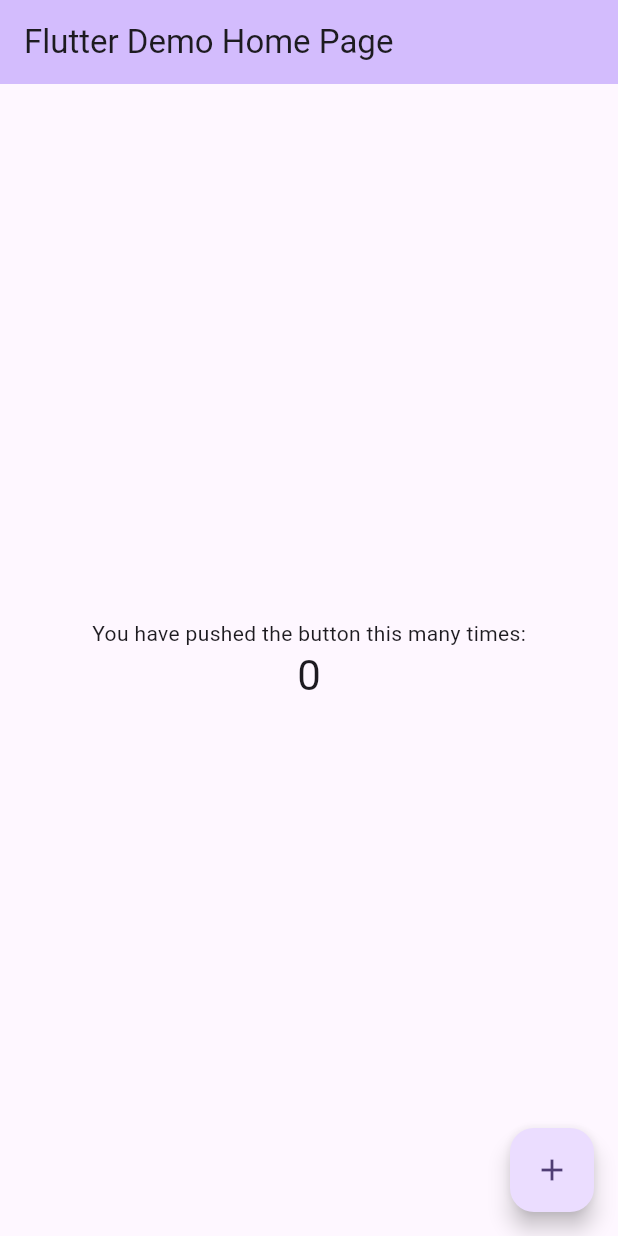
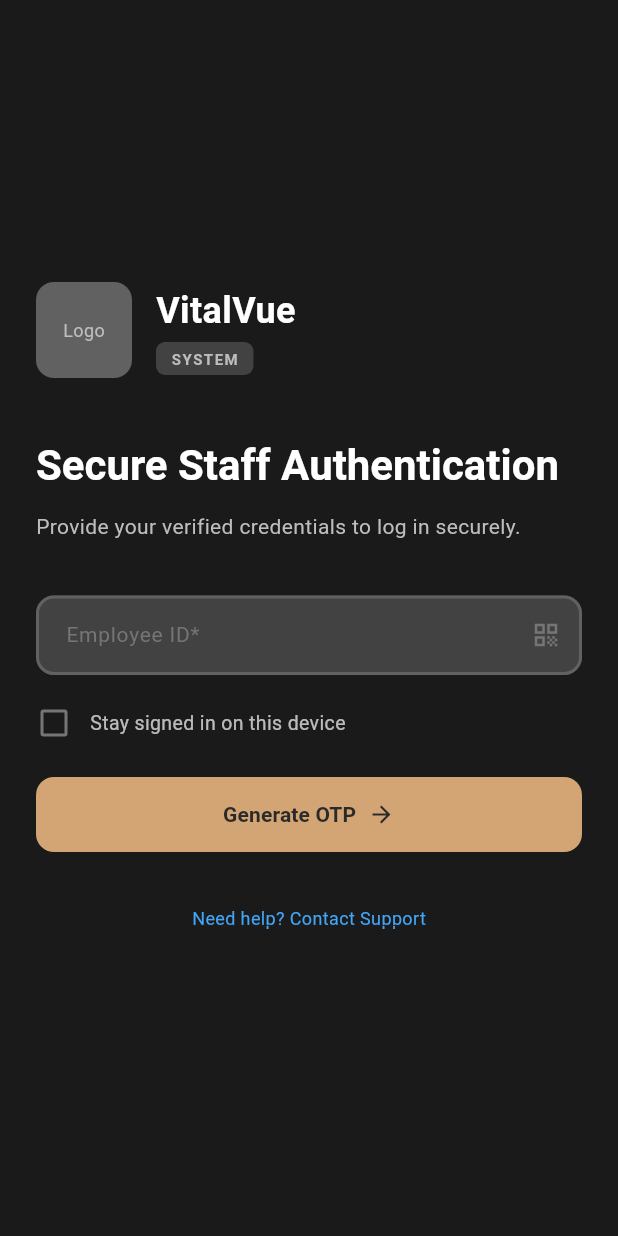
Before and after one commit to lnoxsian/Vitalvue-flutter, a Flutter app: the screen it shows after launch, on a phone screen of 412 x 824 dp. Run offline on Flutter 3.47's test engine with Material 3 defaults, Android fonts, the phone set to English and light mode, and no system bars.

Commit message:
feat: added the login page

```diff
--- a/lib/main.dart
+++ b/lib/main.dart
@@ -1,4 +1,5 @@
 import 'package:flutter/material.dart';
+import 'pages/login_page.dart';
 
 void main() {
   runApp(const MyApp());
@@ -7,116 +8,16 @@ void main() {
 class MyApp extends StatelessWidget {
   const MyApp({super.key});
 
-  // This widget is the root of your application.
   @override
   Widget build(BuildContext context) {
     return MaterialApp(
-      title: 'Flutter Demo',
+      title: 'VitalVue',
+      debugShowCheckedModeBanner: false,
       theme: ThemeData(
-        // This is the theme of your application.
-        //
-        // TRY THIS: Try running your application with "flutter run". You'll see
-        // the application has a purple toolbar. Then, without quitting the app,
-        // try changing the seedColor in the colorScheme below to Colors.green
-        // and then invoke "hot reload" (save your changes or press the "hot
-        // reload" button in a Flutter-supported IDE, or press "r" if you used
-        // the command line to start the app).
-        //
-        // Notice that the counter didn't reset back to zero; the application
-        // state is not lost during the reload. To reset the state, use hot
-        // restart instead.
-        //
-        // This works for code too, not just values: Most code changes can be
-        // tested with just a hot reload.
-        colorScheme: .fromSeed(seedColor: Colors.deepPurple),
+        colorScheme: ColorScheme.fromSeed(seedColor: Colors.deepPurple),
+        useMaterial3: true,
       ),
-      home: const MyHomePage(title: 'Flutter Demo Home Page'),
+      home: const LoginPage(),
     );
   }
 }
-
-class MyHomePage extends StatefulWidget {
-  const MyHomePage({super.key, required this.title});
-
-  // This widget is the home page of your application. It is stateful, meaning
-  // that it has a State object (defined below) that contains fields that affect
-  // how it looks.
-
-  // This class is the configuration for the state. It holds the values (in this
-  // case the title) provided by the parent (in this case the App widget) and
-  // used by the build method of the State. Fields in a Widget subclass are
-  // always marked "final".
-
-  final String title;
-
-  @override
-  State<MyHomePage> createState() => _MyHomePageState();
-}
-
-class _MyHomePageState extends State<MyHomePage> {
-  int _counter = 0;
-
-  void _incrementCounter() {
-    setState(() {
-      // This call to setState tells the Flutter framework that something has
-      // changed in this State, which causes it to rerun the build method below
-      // so that the display can reflect the updated values. If we changed
-      // _counter without calling setState(), then the build method would not be
-      // called again, and so nothing would appear to happen.
-      _counter++;
-    });
-  }
-
-  @override
-  Widget build(BuildContext context) {
-    // This method is rerun every time setState is called, for instance as done
-    // by the _incrementCounter method above.
-    //
-    // The Flutter framework has been optimized to make rerunning build methods
-    // fast, so that you can just rebuild anything that needs updating rather
-    // than having to individually change instances of widgets.
-    return Scaffold(
-      appBar: AppBar(
-        // TRY THIS: Try changing the color here to a specific color (to
-        // Colors.amber, perhaps?) and trigger a hot reload to see the AppBar
-        // change color while the other colors stay the same.
-        backgroundColor: Theme.of(context).colorScheme.inversePrimary,
-        // Here we take the value from the MyHomePage object that was created by
-        // the App.build method, and use it to set our appbar title.
-        title: Text(widget.title),
-      ),
-      body: Center(
-        // Center is a layout widget. It takes a single child and positions it
-        // in the middle of the parent.
-        child: Column(
-          // Column is also a layout widget. It takes a list of children and
-          // arranges them vertically. By default, it sizes itself to fit its
-          // children horizontally, and tries to be as tall as its parent.
-          //
-          // Column has various properties to control how it sizes itself and
-          // how it positions its children. Here we use mainAxisAlignment to
-          // center the children vertically; the main axis here is the vertical
-          // axis because Columns are vertical (the cross axis would be
-          // horizontal).
-          //
-          // TRY THIS: Invoke "debug painting" (choose the "Toggle Debug Paint"
-          // action in the IDE, or press "p" in the console), to see the
-          // wireframe for each widget.
-          mainAxisAlignment: .center,
-          children: [
-            const Text('You have pushed the button this many times:'),
-            Text(
-              '$_counter',
-              style: Theme.of(context).textTheme.headlineMedium,
-            ),
-          ],
-        ),
-      ),
-      floatingActionButton: FloatingActionButton(
-        onPressed: _incrementCounter,
-        tooltip: 'Increment',
-        child: const Icon(Icons.add),
-      ),
-    );
-  }
-}
--- /dev/null
+++ b/lib/pages/login_page.dart
@@ -0,0 +1,335 @@
+import 'package:flutter/material.dart';
+
+class LoginPage extends StatefulWidget {
+  const LoginPage({Key? key}) : super(key: key);
+
+  @override
+  State<LoginPage> createState() => _LoginPageState();
+}
+
+class _LoginPageState extends State<LoginPage> {
+  final _employeeIdController = TextEditingController();
+  bool _staySignedIn = false;
+
+  @override
+  void dispose() {
+    _employeeIdController.dispose();
+    super.dispose();
+  }
+
+  @override
+  Widget build(BuildContext context) {
+    final screenSize = MediaQuery.of(context);
+    final isTablet = screenSize.size.width > 600;
+    final isMediumScreen = screenSize.size.width > 1000;
+
+    return Scaffold(
+      backgroundColor: const Color(0xFF1A1A1A),
+      body: SingleChildScrollView(
+        child: SizedBox(
+          height: screenSize.size.height,
+          child: Row(
+            children: [
+              // Left side - Background image or gradient (for larger tablets)
+              if (isMediumScreen)
+                Expanded(
+                  flex: 1,
+                  child: Container(
+                    decoration: BoxDecoration(
+                      gradient: LinearGradient(
+                        begin: Alignment.topCenter,
+                        end: Alignment.bottomCenter,
+                        colors: [
+                          const Color(0xFF1A1A1A),
+                          const Color(0xFF2A2A2A),
+                        ],
+                      ),
+                    ),
+                    child: Center(
+                      child: Container(
+                        width: 200,
+                        height: 200,
+                        decoration: BoxDecoration(
+                          shape: BoxShape.circle,
+                          color: Colors.grey.withOpacity(0.1),
+                        ),
+                      ),
+                    ),
+                  ),
+                ),
+              // Right side - Login form
+              Expanded(
+                flex: isMediumScreen ? 1 : 1,
+                child: Padding(
+                  padding: EdgeInsets.symmetric(
+                    horizontal: isMediumScreen
+                        ? 60
+                        : isTablet
+                            ? 40
+                            : 24,
+                    vertical: 24,
+                  ),
+                  child: Center(
+                    child: ConstrainedBox(
+                      constraints: BoxConstraints(maxWidth: 500),
+                      child: Column(
+                        mainAxisAlignment: MainAxisAlignment.center,
+                        crossAxisAlignment: CrossAxisAlignment.start,
+                        children: [
+                          // Header Section
+                          _buildHeader(isTablet),
+                          SizedBox(height: isTablet ? 50 : 40),
+
+                          // Heading
+                          Text(
+                            'Secure Staff Authentication',
+                            style: Theme.of(context)
+                                .textTheme
+                                .headlineSmall
+                                ?.copyWith(
+                                  fontSize: isTablet ? 32 : 28,
+                                  fontWeight: FontWeight.bold,
+                                  color: Colors.white,
+                                ),
+                          ),
+                          SizedBox(height: 12),
+
+                          // Subtitle
+                          Text(
+                            'Provide your verified credentials to log in securely.',
+                            style: Theme.of(context)
+                                .textTheme
+                                .bodyMedium
+                                ?.copyWith(
+                                  fontSize: isTablet ? 16 : 14,
+                                  color: Colors.grey[400],
+                                ),
+                          ),
+                          SizedBox(height: isTablet ? 48 : 36),
+
+                          // Employee ID Input
+                          _buildEmployeeIdField(isTablet),
+                          SizedBox(height: isTablet ? 24 : 20),
+
+                          // Stay Signed In Checkbox
+                          Row(
+                            children: [
+                              SizedBox(
+                                width: isTablet ? 28 : 24,
+                                height: isTablet ? 28 : 24,
+                                child: Checkbox(
+                                  value: _staySignedIn,
+                                  onChanged: (value) {
+                                    setState(() {
+                                      _staySignedIn = value ?? false;
+                                    });
+                                  },
+                                  fillColor: MaterialStateProperty.all(
+                                    Colors.transparent,
+                                  ),
+                                  side: BorderSide(
+                                    color: Colors.grey[600]!,
+                                    width: 2,
+                                  ),
+                                ),
+                              ),
+                              SizedBox(width: 12),
+                              Expanded(
+                                child: Text(
+                                  'Stay signed in on this device',
+                                  style: Theme.of(context)
+                                      .textTheme
+                                      .bodyMedium
+                                      ?.copyWith(
+                                        fontSize: isTablet ? 15 : 13,
+                                        color: Colors.white70,
+                                      ),
+                                ),
+                              ),
+                            ],
+                          ),
+                          SizedBox(height: isTablet ? 32 : 24),
+
+                          // Generate OTP Button
+                          _buildGenerateOtpButton(isTablet),
+                          SizedBox(height: isTablet ? 28 : 20),
+
+                          // Need Help Link
+                          Align(
+                            alignment: Alignment.center,
+                            child: TextButton(
+                              onPressed: () {},
+                              child: Text(
+                                'Need help? Contact Support',
+                                style: Theme.of(context)
+                                    .textTheme
+                                    .bodyMedium
+                                    ?.copyWith(
+                                      fontSize: isTablet ? 14 : 12,
+                                      color: Colors.blue[400],
+                                      decoration: TextDecoration.underline,
+                                    ),
+                              ),
+                            ),
+                          ),
+                        ],
+                      ),
+                    ),
+                  ),
+                ),
+              ),
+            ],
+          ),
+        ),
+      ),
+    );
+  }
+
+  Widget _buildHeader(bool isTablet) {
+    return Row(
+      children: [
+        // Logo Placeholder
+        Container(
+          width: isTablet ? 80 : 64,
+          height: isTablet ? 80 : 64,
+          decoration: BoxDecoration(
+            color: Colors.grey[700],
+            borderRadius: BorderRadius.circular(12),
+          ),
+          child: Center(
+            child: Text(
+              'Logo',
+              style: TextStyle(
+                color: Colors.grey[400],
+                fontSize: isTablet ? 14 : 12,
+              ),
+            ),
+          ),
+        ),
+        SizedBox(width: isTablet ? 20 : 16),
+        // Brand Name and Badge
+        Column(
+          crossAxisAlignment: CrossAxisAlignment.start,
+          children: [
+            Text(
+              'VitalVue',
+              style: TextStyle(
+                fontSize: isTablet ? 28 : 24,
+                fontWeight: FontWeight.bold,
+                color: Colors.white,
+              ),
+            ),
+            SizedBox(height: 4),
+            Container(
+              padding: EdgeInsets.symmetric(
+                horizontal: 10,
+                vertical: 4,
+              ),
+              decoration: BoxDecoration(
+                color: Colors.grey[800],
+                borderRadius: BorderRadius.circular(6),
+              ),
+              child: Text(
+                'SYSTEM',
+                style: TextStyle(
+                  fontSize: isTablet ? 12 : 10,
+                  fontWeight: FontWeight.w600,
+                  color: Colors.grey[400],
+                  letterSpacing: 1,
+                ),
+              ),
+            ),
+          ],
+        ),
+      ],
+    );
+  }
+
+  Widget _buildEmployeeIdField(bool isTablet) {
+    return TextField(
+      controller: _employeeIdController,
+      style: TextStyle(
+        fontSize: isTablet ? 16 : 14,
+        color: Colors.white,
+      ),
+      decoration: InputDecoration(
+        hintText: 'Employee ID*',
+        hintStyle: TextStyle(
+          fontSize: isTablet ? 16 : 14,
+          color: Colors.grey[600],
+        ),
+        filled: true,
+        fillColor: Colors.grey[800],
+        border: OutlineInputBorder(
+          borderRadius: BorderRadius.circular(12),
+          borderSide: BorderSide(
+            color: Colors.grey[700]!,
+            width: 2,
+          ),
+        ),
+        enabledBorder: OutlineInputBorder(
+          borderRadius: BorderRadius.circular(12),
+          borderSide: BorderSide(
+            color: Colors.grey[700]!,
+            width: 2,
+          ),
+        ),
+        focusedBorder: OutlineInputBorder(
+          borderRadius: BorderRadius.circular(12),
+          borderSide: const BorderSide(
+            color: Color(0xFFD4A574),
+            width: 2,
+          ),
+        ),
+        contentPadding: EdgeInsets.symmetric(
+          horizontal: isTablet ? 20 : 16,
+          vertical: isTablet ? 18 : 16,
+        ),
+        suffixIcon: Padding(
+          padding: EdgeInsets.all(isTablet ? 16 : 12),
+          child: Icon(
+            Icons.qr_code,
+            color: Colors.grey[600],
+            size: isTablet ? 24 : 20,
+          ),
+        ),
+      ),
+    );
+  }
+
+  Widget _buildGenerateOtpButton(bool isTablet) {
+    return SizedBox(
+      width: double.infinity,
+      height: isTablet ? 56 : 50,
+      child: ElevatedButton(
+        onPressed: () {},
+        style: ElevatedButton.styleFrom(
+          backgroundColor: const Color(0xFFD4A574),
+          elevation: 0,
+          shape: RoundedRectangleBorder(
+            borderRadius: BorderRadius.circular(isTablet ? 14 : 12),
+          ),
+        ),
+        child: Row(
+          mainAxisAlignment: MainAxisAlignment.center,
+          children: [
+            Text(
+              'Generate OTP',
+              style: TextStyle(
+                fontSize: isTablet ? 16 : 14,
+                fontWeight: FontWeight.w600,
+                color: const Color(0xFF2A2A2A),
+              ),
+            ),
+            SizedBox(width: isTablet ? 12 : 8),
+            Icon(
+              Icons.arrow_forward,
+              color: const Color(0xFF2A2A2A),
+              size: isTablet ? 20 : 18,
+            ),
+          ],
+        ),
+      ),
+    );
+  }
+}
```
Also changed, not shown: 1 other file.
